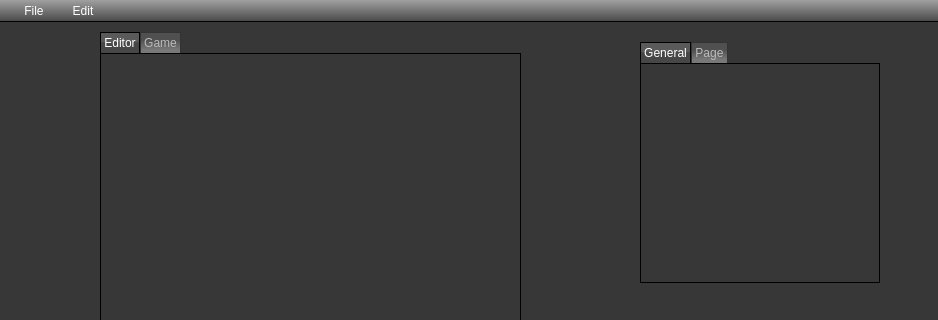
The window that QtProject/editor/mainwindow.ui (madvil/Editor) describes before a commit, drawn with Qt 5; both pictures show x 0 to 938 and y 0 to 320 of the 938 by 698 pixel window.
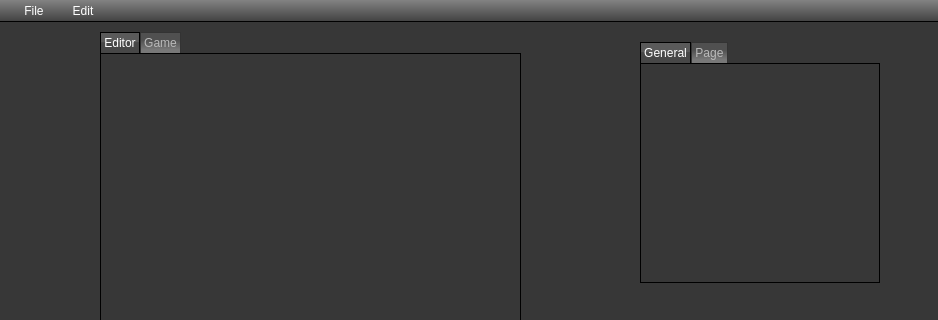
The same window after the commit. Icons and pictures are not drawn.

What changed in the file:
```diff
--- a/QtProject/editor/mainwindow.ui
+++ b/QtProject/editor/mainwindow.ui
@@ -24,7 +24,7 @@
 
 QMenuBar {
 border-bottom: 1px solid #000000;
-background: qlineargradient(spread:pad, x1:0, y1:0, x2:0, y2:1, stop:0 rgba(160, 160, 160, 255), stop:1 rgba(71, 71, 71, 255));
+background: qlineargradient(spread:pad, x1:0, y1:0, x2:0, y2:1, stop:0 rgba(130, 130, 130, 255), stop:1 rgba(65, 65, 65, 255));
 }
 
 QMenuBar::item {
@@ -473,7 +473,7 @@
      <x>0</x>
      <y>0</y>
      <width>938</width>
-     <height>26</height>
+     <height>24</height>
     </rect>
    </property>
    <widget class="QMenu" name="menuFile">
```
